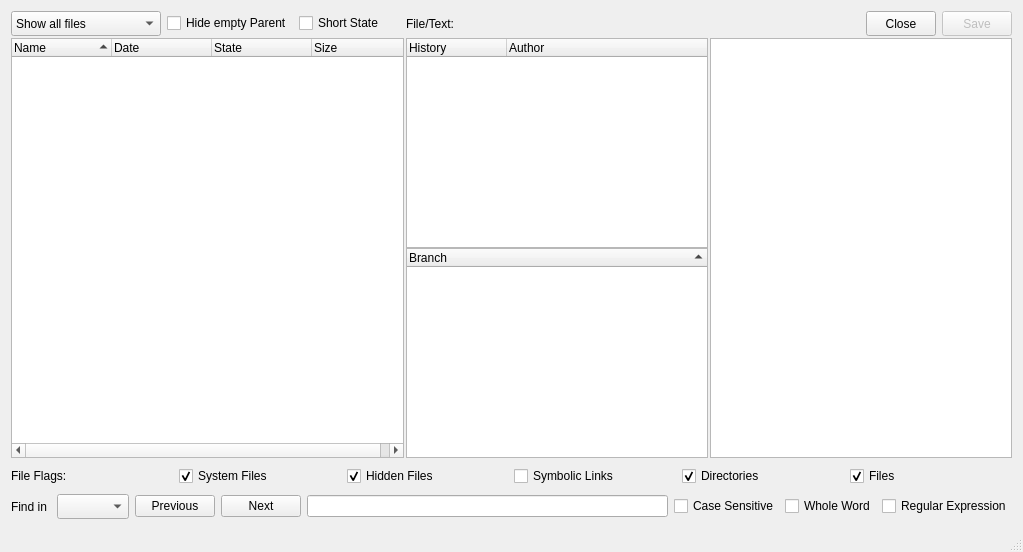
This is source/mainwindow.ui in Rolloke/GUI-Apps as Qt 5 draws it before an edit. The edited form follows.
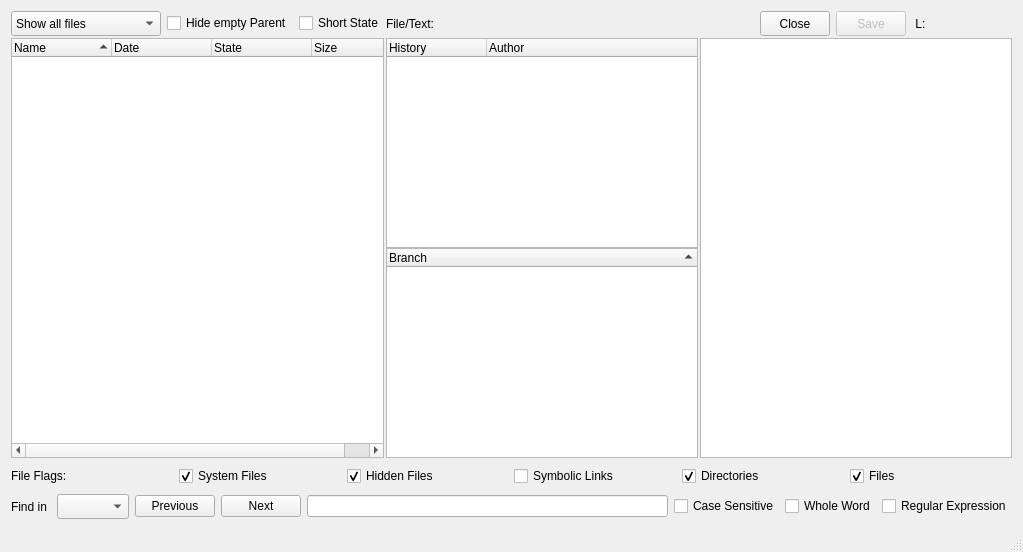
This is the edited form. Icons and pictures are not drawn. Custom widgets are drawn as their Qt base class.

Commit message: hide parent with no selected children - added language qt-project file

```diff
--- a/source/mainwindow.ui
+++ b/source/mainwindow.ui
@@ -312,6 +312,19 @@
             </property>
            </widget>
           </item>
+          <item>
+           <widget class="QLabel" name="labelLanguage">
+            <property name="minimumSize">
+             <size>
+              <width>100</width>
+              <height>0</height>
+             </size>
+            </property>
+            <property name="text">
+             <string> L:</string>
+            </property>
+           </widget>
+          </item>
          </layout>
         </item>
         <item>
```
Left out of the diff: 5 changed lines with no effect on the pictures. The commit also changes 3 other files.
